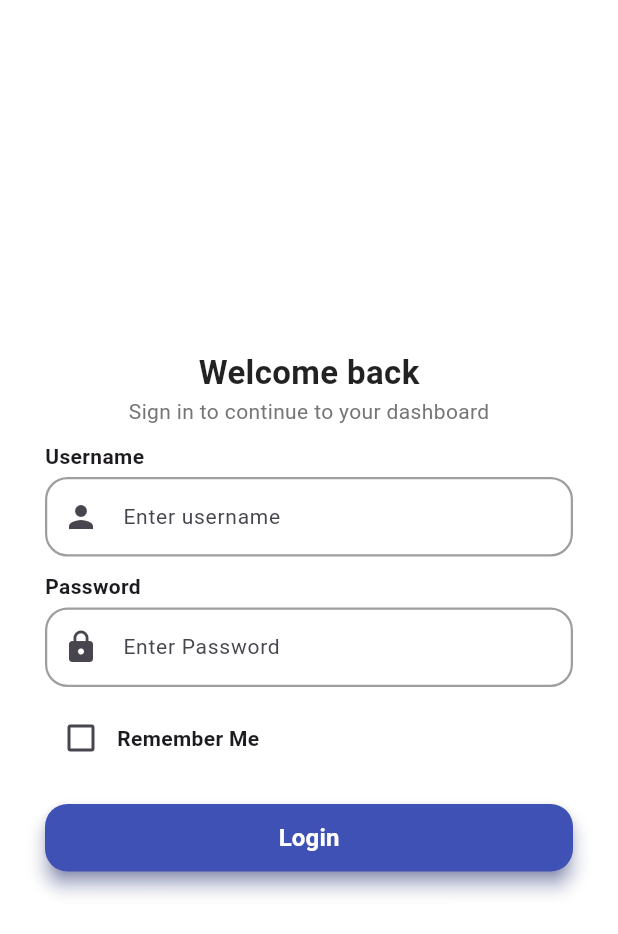
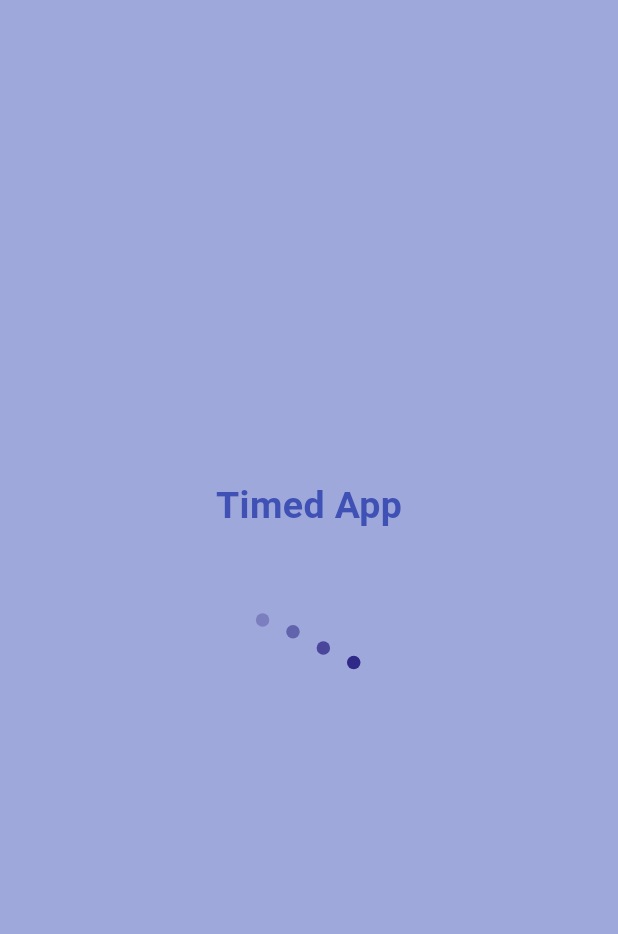
Before and after one commit to NourAlHoudaRifaieh/timed_app, a Flutter app: the first screen one second after launch, on a phone screen of 412 x 824 dp. Shown: the top 934 px of the screen. Run offline on Flutter 3.47's test engine with Material 3 defaults, Android fonts, the phone set to English and light mode, and no system bars; our stand-ins replace lottie.

Commit message:
Added a lottie animation displaed on the splashScreen when the app intilaized

```diff
--- a/lib/login_screen.dart
+++ b/lib/login_screen.dart
@@ -15,7 +15,7 @@ class _LoginScreenState extends State<LoginScreen> {
   final _formKey = GlobalKey<FormState>();
   final _usernameController = TextEditingController();
   final _passwordController = TextEditingController();
-   bool  isChecked = false;
+  bool isChecked = false;
 
   @override
   void initState() {
@@ -28,6 +28,7 @@ class _LoginScreenState extends State<LoginScreen> {
     _usernameController.dispose();
     _passwordController.dispose();
   }
+
 
   @override
   Widget build(BuildContext context) {
@@ -60,7 +61,6 @@ class _LoginScreenState extends State<LoginScreen> {
                         prefixIcon: Icon(Icons.person_sharp),
                         controller: _usernameController,
                         hint: 'Enter username',
-                        // obscureText: obscureText,
                         fillColor: Colors.grey.shade400,
                     ),
                     SizedBox(height:10),
--- a/lib/main.dart
+++ b/lib/main.dart
@@ -1,6 +1,7 @@
 import 'package:flutter/material.dart';
+import 'package:timed_app/splash_screen.dart';
 
-import 'login_screen.dart';
+// import 'login_screen.dart';
 
 void main() {
   runApp(const MyApp());
@@ -14,7 +15,7 @@ class MyApp extends StatelessWidget {
     return MaterialApp(
       title: 'Timed Application',
       debugShowCheckedModeBanner: false,
-      home: LoginScreen(),
+      home: SplashScreen(),
     );
   }
 }
--- /dev/null
+++ b/lib/splash_screen.dart
@@ -0,0 +1,45 @@
+import 'package:flutter/material.dart';
+import 'login_screen.dart';
+import 'package:lottie/lottie.dart';
+
+class SplashScreen extends StatefulWidget {
+  SplashScreen({Key? key}) : super(key: key);
+
+  @override
+  State<SplashScreen> createState() => _SplashScreenState();
+}
+
+class _SplashScreenState extends State<SplashScreen> {
+
+  @override
+  void initState(){
+    Future.delayed(Duration(milliseconds: 6400)).then((_){
+      Navigator.pushReplacement(
+          context,
+          MaterialPageRoute(builder: (context) => LoginScreen(),
+          ),
+      );
+    });
+    super.initState();
+  }
+  @override
+  Widget build(BuildContext context) {
+    // TODO: implement build
+    return Scaffold(
+      backgroundColor: Colors.indigo.shade200,
+      body: Center(
+        child: Column(
+          mainAxisAlignment: MainAxisAlignment.center,
+          children: [
+            Text('Timed App',
+                style: TextStyle(
+                    fontSize:25, color: Colors.indigo, fontWeight: FontWeight.bold
+                )
+            ),
+            Lottie.asset('assets/splashAnimation.json', width:150, height:150),
+          ],
+        ),
+      ),
+    );
+  }
+}
--- a/pubspec.yaml
+++ b/pubspec.yaml
@@ -34,6 +34,8 @@ dependencies:
   # The following adds the Cupertino Icons font to your application.
   # Use with the CupertinoIcons class for iOS style icons.
   cupertino_icons: ^1.0.8
+  shared_preferences: ^2.5.5
+  lottie: ^3.3.3
 
 dev_dependencies:
   flutter_test:
@@ -58,8 +60,8 @@ flutter:
   uses-material-design: true
 
   # To add assets to your application, add an assets section, like this:
-  # assets:
-  #   - images/a_dot_burr.jpeg
+  assets:
+    - assets/splashAnimation.json
   #   - images/a_dot_ham.jpeg
 
   # An image asset can refer to one or more resolution-specific "variants", see
```
Also changed, not shown: assets/splashAnimation.json (added, +1 -0 lines), pubspec.lock, 1 other file.
